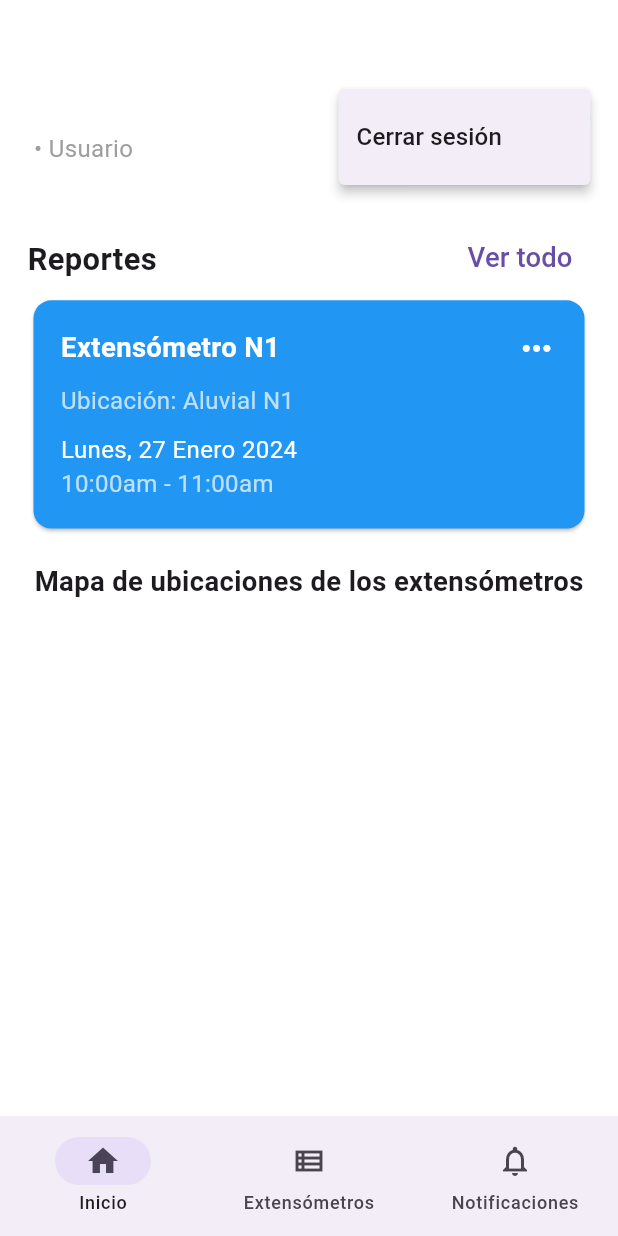
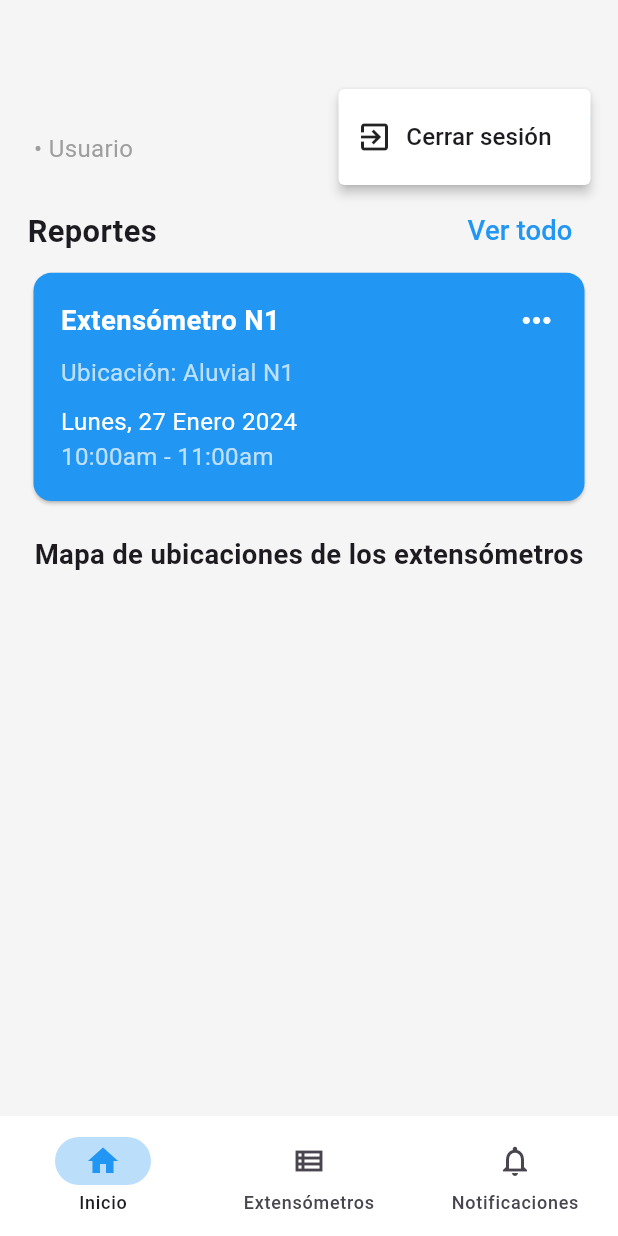
Before and after one commit to salema97/proyecto_tierra, a Flutter app: the UserPage screen opened by its route, after a tap on the "person" icon, on a phone screen of 412 x 824 dp. Run offline on Flutter 3.47's test engine with Material 3 defaults, Android fonts, the light colour scheme and no system bars; our stand-ins replace flutter_dotenv, flutter_screenutil, flutter_secure_storage, font_awesome_flutter, jwt_decoder, shared_preferences; missing offline and left inert: onesignal_flutter; accounts and stored records are empty; network calls fail.

Commit message:
Mejorar la interfaz de usuario: agregar iconos a los elementos del menú, ajustar estilos de notificaciones y mejorar el formato de fechas.

```diff
--- a/lib/src/pages/user_page.dart
+++ b/lib/src/pages/user_page.dart
@@ -39,12 +39,12 @@
           onDestinationSelected: _onItemTapped,
           destinations: <Widget>[
             const NavigationDestination(
-              selectedIcon: Icon(Icons.home),
+              selectedIcon: Icon(Icons.home, color: Colors.blue),
               icon: Icon(Icons.home_outlined),
               label: 'Inicio',
             ),
             const NavigationDestination(
-              selectedIcon: Icon(Icons.view_list),
+              selectedIcon: Icon(Icons.view_list, color: Colors.blue),
               icon: Icon(
                 Icons.view_list_outlined,
               ),
@@ -54,12 +54,15 @@
               selectedIcon: Badge(
                 isLabelVisible: notificationCount > 0,
                 label: Text(notificationCount.toString()),
-                child: const Icon(Icons.notifications),
+                child: const Icon(Icons.notifications, color: Colors.blue),
               ),
               icon: Badge(
                 isLabelVisible: notificationCount > 0,
                 label: Text(notificationCount.toString()),
-                child: Icon(notificationCount > 0 ? Icons.notifications : Icons.notifications_none),
+                child: Icon(
+                  notificationCount > 0 ? Icons.notifications : Icons.notifications_none,
+                  color: notificationCount > 0 ? Colors.blue : null,
+                ),
               ),
               label: 'Notificaciones',
             ),
--- a/lib/src/screens/user/extensometro_info_screen.dart
+++ b/lib/src/screens/user/extensometro_info_screen.dart
@@ -25,6 +25,8 @@
       initialOpenPanelValue: -1,
       children: sortedDetails.map<ExpansionPanelRadio>((info) {
         return ExpansionPanelRadio(
+            highlightColor: Colors.blue[100],
+            backgroundColor: Colors.white,
             value: info.id,
             headerBuilder: (context, isExpanded) {
               return ListTile(
@@ -66,6 +68,7 @@
   }
 
   String _formatDate(DateTime date) {
-    return '${date.day}/${date.month}/${date.year}';
+    String twoDigits(int n) => n.toString().padLeft(2, '0');
+    return '${twoDigits(date.day)}/${twoDigits(date.month)}/${date.year} ${twoDigits(date.hour)}:${twoDigits(date.minute)}:${twoDigits(date.second)}';
   }
 }
--- a/lib/src/screens/user/home_screen.dart
+++ b/lib/src/screens/user/home_screen.dart
@@ -20,7 +20,9 @@
 
   Widget _buildReportsSection() {
     return Container(
-      padding: EdgeInsets.all(16.w),
+      padding: EdgeInsets.symmetric(
+        horizontal: 16.w,
+      ),
       child: Column(
         children: [
           Row(
@@ -37,7 +39,7 @@
                 onPressed: () {},
                 child: Text(
                   'Ver todo',
-                  style: TextStyle(fontSize: 16.sp),
+                  style: TextStyle(fontSize: 16.sp, color: Colors.blue),
                 ),
               ),
             ],
@@ -81,6 +83,7 @@
               ),
             ),
           ),
+          SizedBox(height: 16.h),
         ],
       ),
     );
--- a/lib/src/utils/header_widget.dart
+++ b/lib/src/utils/header_widget.dart
@@ -46,7 +46,13 @@
               return [
                 PopupMenuItem(
                   value: 'logout',
-                  child: Text('Cerrar sesión', style: TextStyle(fontSize: 14.sp)),
+                  child: Row(
+                    children: [
+                      const Icon(Icons.exit_to_app),
+                      SizedBox(width: 8.w),
+                      Text('Cerrar sesión', style: TextStyle(fontSize: 14.sp)),
+                    ],
+                  ),
                 ),
               ];
             },
```
Also changed, not shown: lib/main.dart (+18 -2 lines), lib/src/screens/user/extensometro_screen.dart (+37 -13 lines), lib/src/widgets/notification_list.dart (+12 -6 lines).
